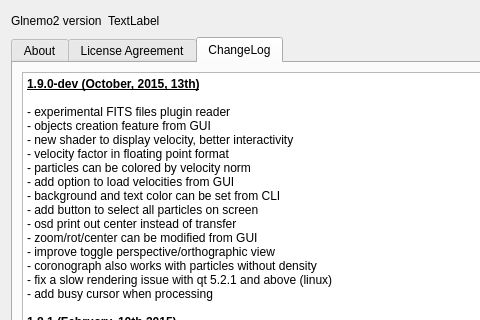
jcldc/glnemo2, file src/formabout.ui: the form before one commit; both pictures show x 0 to 480 and y 0 to 320 of the 715 by 473 pixel window.
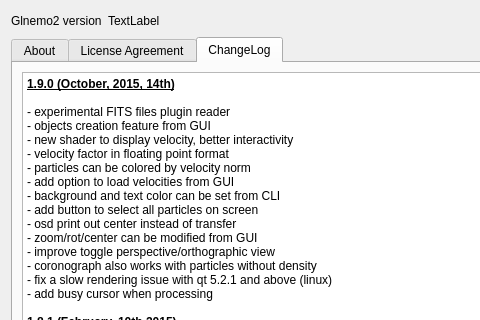
The form after the commit. Icons and pictures are not drawn.

Patch:
```diff
--- a/src/formabout.ui
+++ b/src/formabout.ui
@@ -1027,7 +1027,7 @@
 &lt;table border=&quot;0&quot; style=&quot;-qt-table-type: root; margin-top:4px; margin-bottom:4px; margin-left:4px; margin-right:4px;&quot;&gt;
 &lt;tr&gt;
 &lt;td style=&quot;border: none;&quot;&gt;
-&lt;p style=&quot; margin-top:0px; margin-bottom:0px; margin-left:0px; margin-right:0px; -qt-block-indent:0; text-indent:0px;&quot;&gt;&lt;span style=&quot; font-weight:600; text-decoration: underline;&quot;&gt;1.9.0-dev (October, 2015, 13th)&lt;/span&gt;&lt;/p&gt;
+&lt;p style=&quot; margin-top:0px; margin-bottom:0px; margin-left:0px; margin-right:0px; -qt-block-indent:0; text-indent:0px;&quot;&gt;&lt;span style=&quot; font-weight:600; text-decoration: underline;&quot;&gt;1.9.0 (October, 2015, 14th)&lt;/span&gt;&lt;/p&gt;
 &lt;p style=&quot;-qt-paragraph-type:empty; margin-top:0px; margin-bottom:0px; margin-left:0px; margin-right:0px; -qt-block-indent:0; text-indent:0px; font-weight:600; text-decoration: underline;&quot;&gt;&lt;br /&gt;&lt;/p&gt;
 &lt;p style=&quot; margin-top:0px; margin-bottom:0px; margin-left:0px; margin-right:0px; -qt-block-indent:0; text-indent:0px;&quot;&gt;- experimental FITS files plugin reader&lt;/p&gt;
 &lt;p style=&quot; margin-top:0px; margin-bottom:0px; margin-left:0px; margin-right:0px; -qt-block-indent:0; text-indent:0px;&quot;&gt;- objects creation feature from GUI&lt;/p&gt;
```
